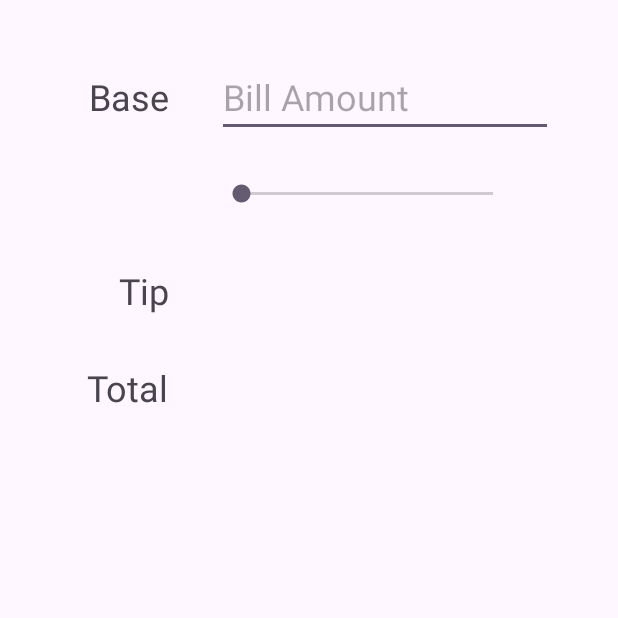
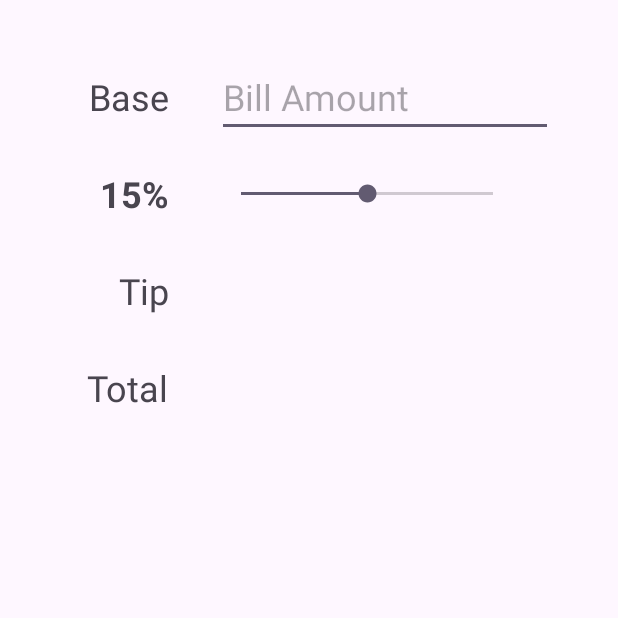
Before and after one commit to rodgerswisdom/Tippy, an Android app: the screen it shows after launch (MainActivity), on a phone screen of 412 x 824 dp, the top half of it. Run offline under Robolectric (Android 15) with nearby library versions, the phone set to English and light mode, and no system bars.

Commit message:
Initialize tip percentage

```diff
--- a/app/src/main/java/com/rodgerswisdom/tippy/MainActivity.kt
+++ b/app/src/main/java/com/rodgerswisdom/tippy/MainActivity.kt
@@ -11,6 +11,7 @@ import androidx.core.view.ViewCompat
 import androidx.core.view.WindowInsetsCompat
 
 private const val TAG = "MainActivity"
+private const val INITIAL_TIP_PERCENT = 15
 
 class MainActivity : AppCompatActivity() {
 
@@ -19,6 +20,7 @@ class MainActivity : AppCompatActivity() {
     private lateinit var etSeekBarTip: SeekBar
     private lateinit var tipAmount: TextView
     private lateinit var totalAmount: TextView
+
 
     override fun onCreate(savedInstanceState: Bundle?) {
         super.onCreate(savedInstanceState)
@@ -36,11 +38,17 @@ class MainActivity : AppCompatActivity() {
         tipAmount = findViewById(R.id.tipAmount)
         totalAmount = findViewById(R.id.totalAmount)
 
+//        Initialize Tip Percentage by progress
+
+        etSeekBarTip.progress = INITIAL_TIP_PERCENT
+        tvPercentageLabel.text = "$INITIAL_TIP_PERCENT%"
+
         // Read the percentage when seekbar os moved
 
         etSeekBarTip.setOnSeekBarChangeListener(object : SeekBar.OnSeekBarChangeListener {
             override fun onProgressChanged(seekBar: SeekBar?, progress: Int, fromUser: Boolean) {
                 Log.i(TAG, "onProgressChanged $progress")
+                tvPercentageLabel.text = "$progress%"
             }
             override fun onStartTrackingTouch(seekBar: SeekBar?){
 
```
